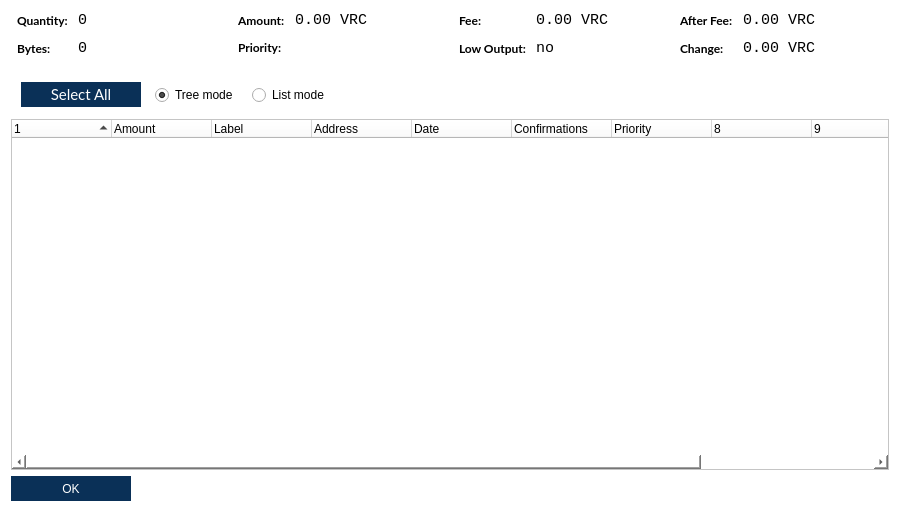
Before: the Qt Designer form src/qt/forms/coincontroldialog.ui in VeriConomy/vericoin, drawn with Qt 5.
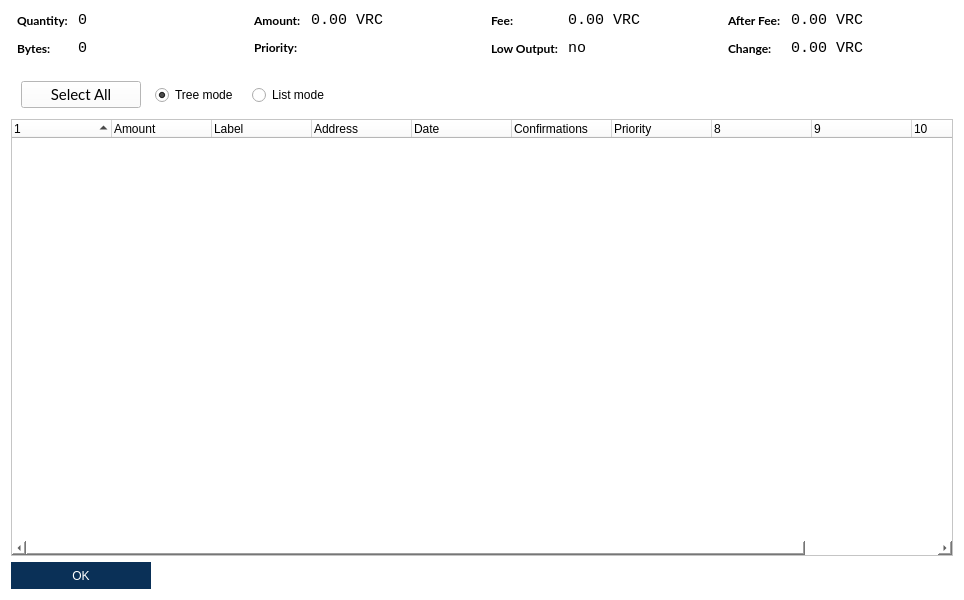
After: the same form once the commit is applied. Custom widgets are drawn as their Qt base class.

```diff
--- a/src/qt/forms/coincontroldialog.ui
+++ b/src/qt/forms/coincontroldialog.ui
@@ -6,8 +6,8 @@
    <rect>
     <x>0</x>
     <y>0</y>
-    <width>900</width>
-    <height>512</height>
+    <width>964</width>
+    <height>600</height>
    </rect>
   </property>
   <property name="font">
@@ -19,7 +19,7 @@
    <string>Coin Control</string>
   </property>
   <property name="styleSheet">
-   <string notr="true">background-color: white; color: black;</string>
+   <string notr="true">background: white; color: black;</string>
   </property>
   <layout class="QVBoxLayout" name="verticalLayout">
    <item>
@@ -406,8 +406,7 @@
           </font>
          </property>
          <property name="styleSheet">
-          <string notr="true">QPushButton { background : #0a3057; border : none; color: #FFFFFF} QPushButton:hover { background : #418BCA; } 
-QPushButton:pressed { background : #418BCA; }</string>
+          <string notr="true"/>
          </property>
          <property name="text">
           <string>Select All</string>
@@ -554,12 +553,15 @@
      <property name="font">
       <font>
        <family>Lato</family>
+       <pointsize>10</pointsize>
        <kerning>true</kerning>
       </font>
      </property>
      <property name="styleSheet">
-      <string notr="true">QPushButton { background : #0a3057; width : 120; height : 25; border : none; color: #FFFFFF} QPushButton:hover { background : #418BCA; } 
-QPushButton:pressed { background : #418BCA; }</string>
+      <string notr="true">QPushButton { background : #0a3057; width: 140; height: 27; border : none; color: white} 
+QPushButton:hover { background : #418BCA; } 
+QPushButton:pressed { background : #418BCA; }
+QPushButton:disabled { background : #EBEBEB;  color: #666666;}</string>
      </property>
      <property name="orientation">
       <enum>Qt::Horizontal</enum>
```
